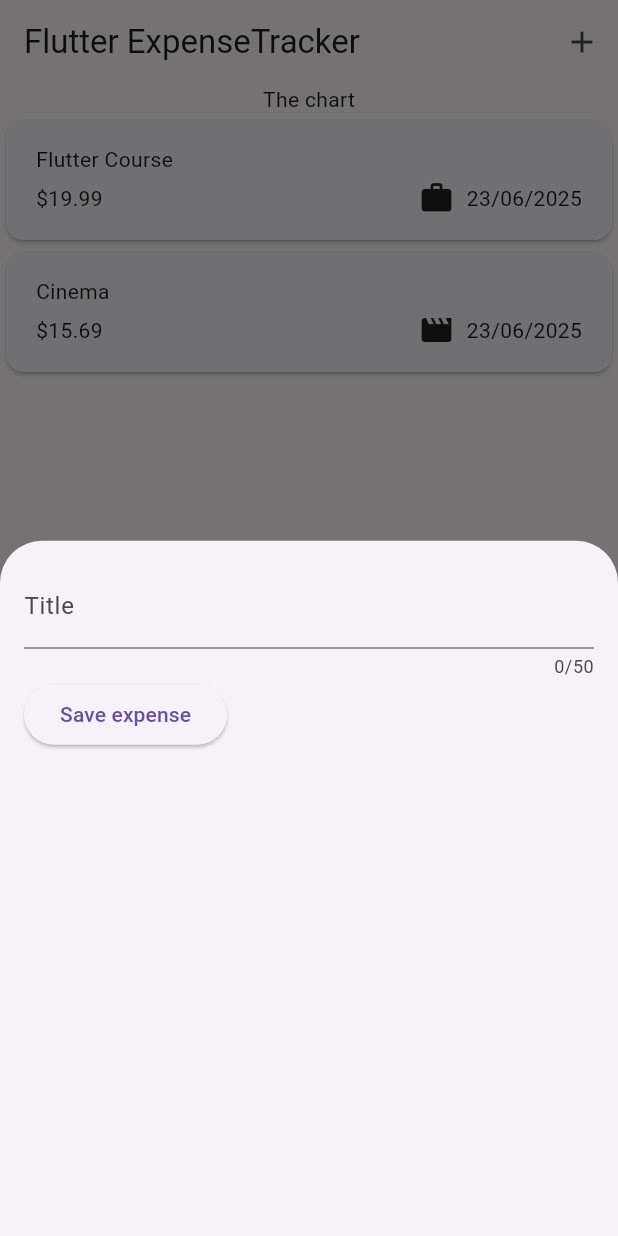
After one commit to johns11-alt/dart-flutter-course, a Flutter app: the screen it shows after launch, after a tap on the "add" icon, on a phone screen of 412 x 824 dp. The commit adds this screen. Run offline on Flutter 3.47's test engine with Material 3 defaults, Android fonts, the phone set to English and light mode, and no system bars; our stand-ins replace google_fonts.

Commit message:
110 - type input

```diff
--- a/expense_tracker/lib/main.dart
+++ b/expense_tracker/lib/main.dart
@@ -3,6 +3,7 @@ import 'package:expense_tracker/widgets/expenses.dart';
 
 void main() {
     runApp(MaterialApp(
+      theme: ThemeData(useMaterial3: true),
       home: Expenses(),
     )
   );
--- a/expense_tracker/lib/widgets/expenses.dart
+++ b/expense_tracker/lib/widgets/expenses.dart
@@ -1,4 +1,5 @@
 import 'package:expense_tracker/widgets/expenses_list/expenses_list.dart';
+import 'package:expense_tracker/widgets/expenses_list/new_expense.dart';
 import 'package:flutter/material.dart';
 import 'package:expense_tracker/models/expense.dart';
 
@@ -27,15 +28,31 @@ class _ExpensesState extends State<Expenses> {
     ),
   ];
 
+  void _openAddExpenseOverlay() {
+    showModalBottomSheet(
+      context: context,
+      builder: (ctx) => const NewExpense(),
+
+    );
+  }
+
   @override
   Widget build(BuildContext context) {
     return Scaffold(
+      appBar: AppBar(
+        // backgroundColor: Colors.amber,
+        title: const Text('Flutter ExpenseTracker'),
+        actions: [
+          IconButton(
+            onPressed: _openAddExpenseOverlay,
+            icon: const Icon(Icons.add),
+          ),
+        ],
+      ),
       body: Column(
         children: [
           const Text('The chart'),
-          Expanded(
-            child:
-              ExpensesList(expenses: _registeredExpenses)),
+          Expanded(child: ExpensesList(expenses: _registeredExpenses)),
         ],
       ),
     );
--- /dev/null
+++ b/expense_tracker/lib/widgets/expenses_list/new_expense.dart
@@ -0,0 +1,43 @@
+import 'package:flutter/material.dart';
+
+class NewExpense extends StatefulWidget {
+  const NewExpense({super.key});
+
+  @override
+  State<StatefulWidget> createState() {
+    return _NewExpenseState();
+  }
+}
+
+class _NewExpenseState extends State<NewExpense> {
+  var _enteredTitle = '';
+  void _saveTitleInput(String inputValue) {
+    _enteredTitle = inputValue;
+  }
+
+  @override
+  Widget build(BuildContext context) {
+    return Padding(
+      padding: EdgeInsets.all(16),
+      child: Column(
+        children: [
+          TextField(
+            onChanged: _saveTitleInput,
+            maxLength: 50,
+            decoration: InputDecoration(label: Text('Title')),
+          ),
+          Row(
+            children: [
+              ElevatedButton(
+                onPressed: () {
+                  ;
+                },
+                child: const Text('Save expense'),
+              ),
+            ],
+          ),
+        ],
+      ),
+    );
+  }
+}
```
